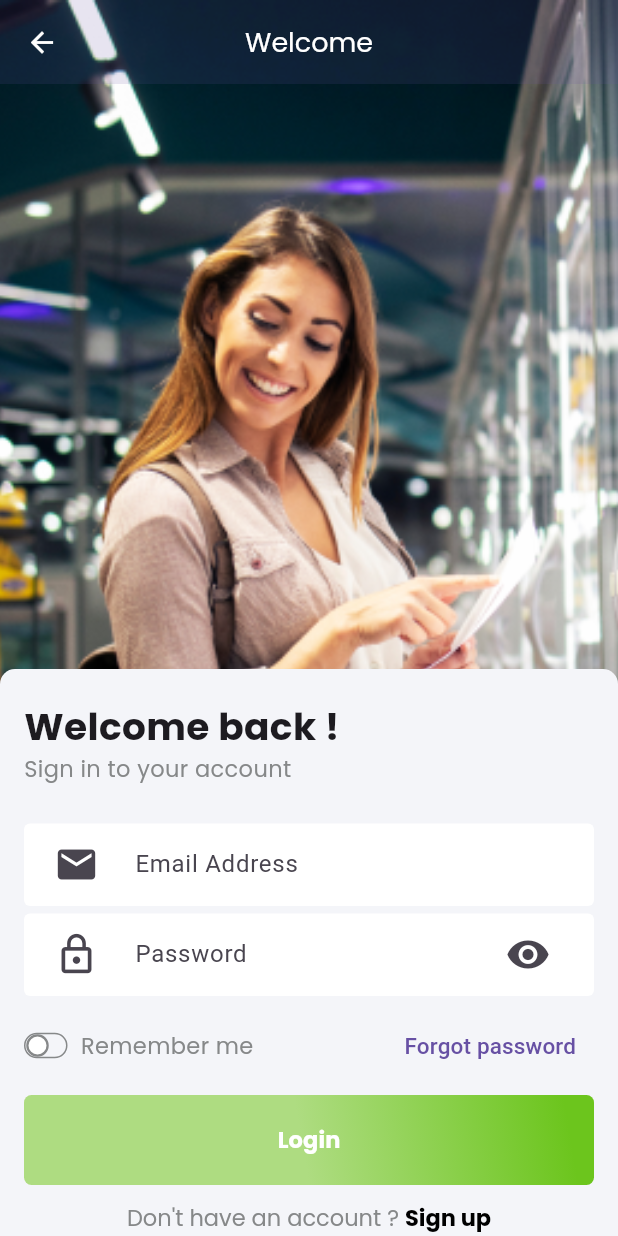
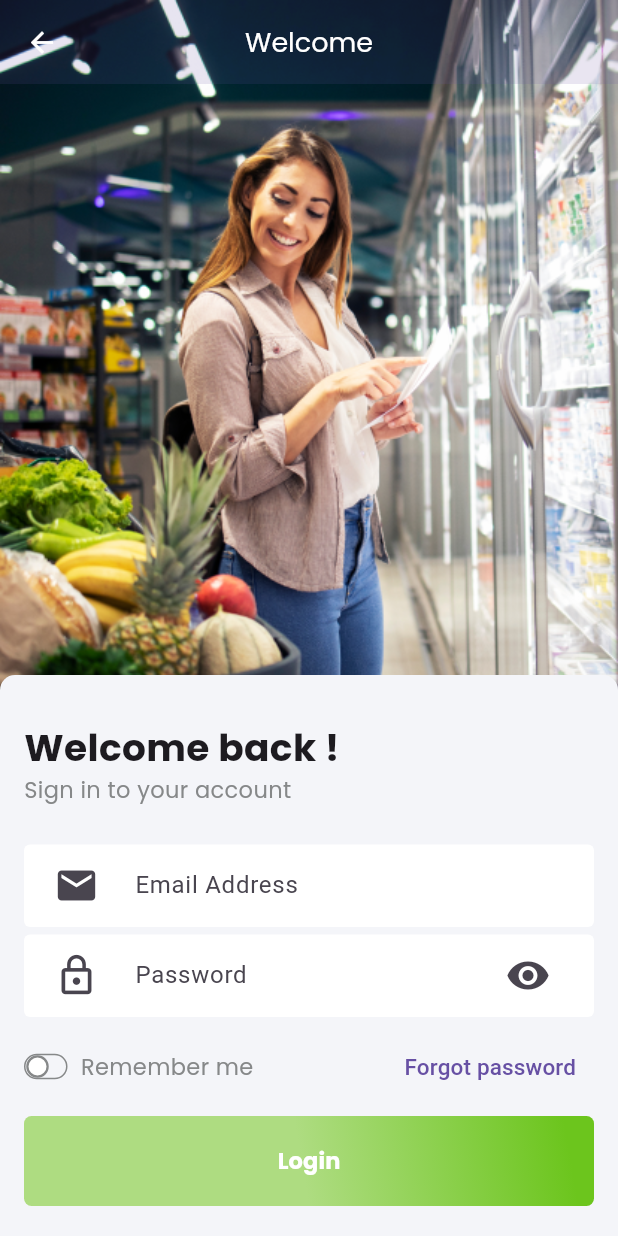
Before and after one commit to Alireza-Seif/Grocery-App, a Flutter app: the LoginScreen screen opened directly, on a phone screen of 412 x 824 dp. Run offline on Flutter 3.47's test engine with Material 3 defaults, Android fonts, the phone set to English and light mode, and no system bars; our stand-ins replace carousel_slider, flutter_svg, get.

Commit message:
refactor: reconstruction of the LoginScreen

```diff
--- a/lib/screens/auth/auth_login.dart
+++ b/lib/screens/auth/auth_login.dart
@@ -3,6 +3,7 @@ import 'package:flutter/material.dart';
 import 'package:grocery/components/text_field/email_text_field.dart';
 import 'package:grocery/components/text_field/password_text_field.dart';
 import 'package:grocery/screens/auth/auth_sign_up.dart';
+import 'package:grocery/widgets/auth_widgets/up_ide.dart';
 
 import '../../components/buttons/elevated_button.dart';
 import '../../constants/image_strings.dart';
@@ -28,29 +29,12 @@ class LoginScreen extends StatelessWidget {
       ),
       child: Scaffold(
         body: SingleChildScrollView(
-          child: Container(
-            height: MediaQuery.of(context).size.height ,
-            decoration: BoxDecoration(
-              image: DecorationImage(
-                image: AssetImage(
-                  MyImages.auth2,
-                ),
-                fit: BoxFit.cover,
-              ),
-            ),
-            child: Column(
+          child: Stack(
             children: [
-                CustomAppBar(
-                  leading: const BackButtonWidget(
-                    destinationPage: WelcomeScreen(),
-                  ),
-                  titleText: 'Welcome',
-                ),
-                const SizedBox(
-                  height: 390,
-                ),
+              UpSide(imgAsset: MyImages.auth2),
               Container(
-                  padding: const EdgeInsets.fromLTRB(16, 20, 16, 10),
+                margin: const EdgeInsets.only(top:450),
+                padding: const EdgeInsets.fromLTRB(16, 30, 16, 10),
                 decoration: const BoxDecoration(
                   color: AppColors.background2,
                   borderRadius: BorderRadius.only(
@@ -96,13 +80,13 @@ class LoginScreen extends StatelessWidget {
                       },
                     ),
                     const SizedBox(
-                        height: 10,
+                      height: 20,
                     ),
                     Row(
                       mainAxisAlignment: MainAxisAlignment.center,
                       children: [
                         RichText(
-                            text:  TextSpan(
+                          text: TextSpan(
                             children: [
                               const TextSpan(
                                 text: 'Don\'t have an account ? ',
@@ -111,7 +95,8 @@ class LoginScreen extends StatelessWidget {
                               TextSpan(
                                 text: 'Sign up',
                                 style: MyTextStyles.styleText1,
-                              recognizer: TapGestureRecognizer()..onTap = () {
+                                recognizer: TapGestureRecognizer()
+                                  ..onTap = () {
                                     Navigator.pushReplacement(
                                       context,
                                       MaterialPageRoute(
@@ -121,12 +106,11 @@ class LoginScreen extends StatelessWidget {
                                     );
                                   },
                               ),
-
                             ],
                           ),
                         ),
                       ],
-                      ),
+                    ),SizedBox(height: 20,)
                   ],
                 ),
               ),
@@ -134,7 +118,6 @@ class LoginScreen extends StatelessWidget {
           ),
         ),
       ),
-      ),
     );
   }
 }
```
Lines whose indentation alone changed are shown as unchanged.
